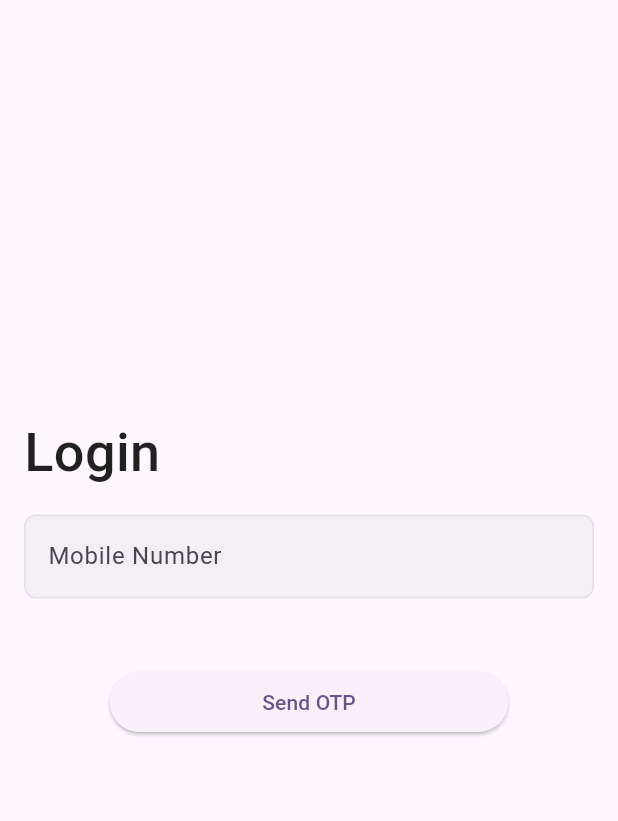
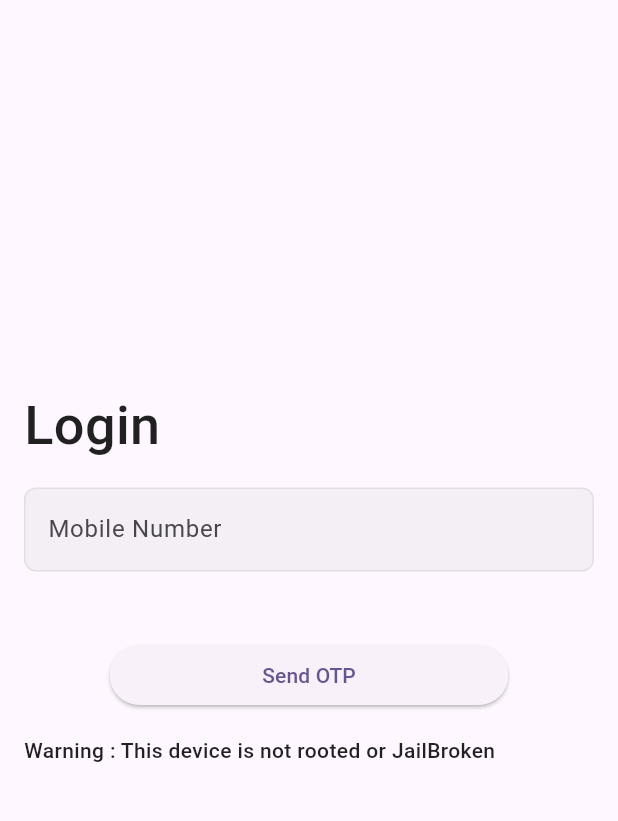
Before and after one commit to palashsethiya/machinetest, a Flutter app: the screen it shows after launch, on a phone screen of 412 x 824 dp, the part 84-905 px from its top. Run offline on Flutter 3.47's test engine with Material 3 defaults, Android fonts, the phone set to English and light mode, and no system bars; our stand-ins replace firebase_auth, firebase_core; missing offline and left inert: flutter_jailbreak_detection; accounts and stored records are empty; project files that could hold a hidden picture were left out.

Commit message:
Add text for rooted device

```diff
--- a/lib/screens/login_screen.dart
+++ b/lib/screens/login_screen.dart
@@ -1,6 +1,7 @@
 import 'package:firebase_auth/firebase_auth.dart';
 import 'package:flutter/material.dart';
 import 'package:flutter/services.dart';
+import 'package:flutter_jailbreak_detection/flutter_jailbreak_detection.dart';
 import 'package:machinetest/screens/home_screen.dart';
 import 'package:machinetest/service/api_service.dart';
 import 'package:machinetest/utils/utils.dart';
@@ -21,13 +22,19 @@ class _LoginPageState extends State<LoginPage> {
   bool isLoading = false;
   bool visible = false;
   String errorMessage = "", verificationOTPId = "";
+  bool isRootedDevice = false;
   FirebaseAuth auth = FirebaseAuth.instance;
 
   @override
   void initState() {
     super.initState();
     Utils.isCheckDeviceRooted(context);
+    checkDeviceRooted();
     apiService.callAPIUsingSSL();
+  }
+
+  checkDeviceRooted() async {
+    isRootedDevice = await FlutterJailbreakDetection.jailbroken;
   }
 
   @override
@@ -142,7 +149,14 @@ class _LoginPageState extends State<LoginPage> {
                               }
                             },
                           )),
-                    )
+                    ),
+                    const SizedBox(
+                      height: 16.0,
+                    ),
+                    Text(
+                      "Warning : This device is ${isRootedDevice ? "" : "not"} rooted or JailBroken",
+                      style: const TextStyle(color: Colors.black87, fontSize: 14.0, fontWeight: FontWeight.w500),
+                    ),
                   ],
                 ),
               )),
```
